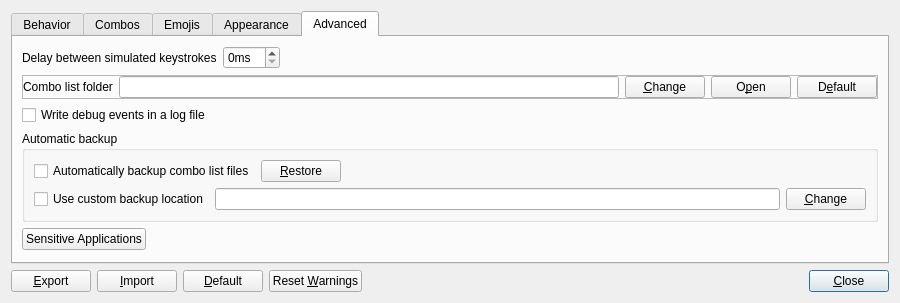
Above: Beeftext/PreferencesDialog.ui from xmichelo/Beeftext before the change. Below: the same form after it.
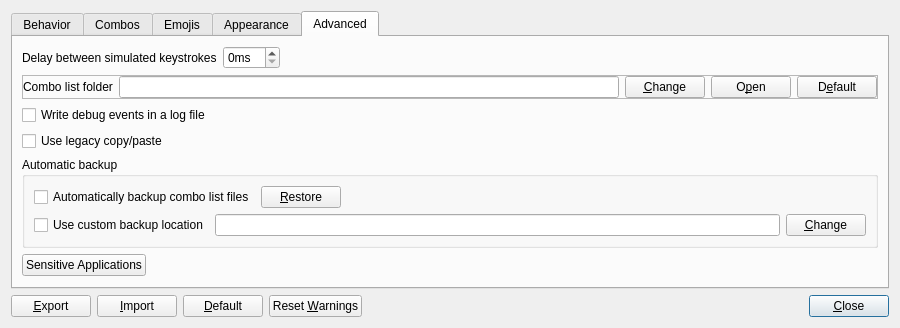
That is the form after the change.

Commit message: Added option to revert to legacy copy/paste code. Fixes #281.

Diff of the .ui file:
```diff
--- a/Beeftext/PreferencesDialog.ui
+++ b/Beeftext/PreferencesDialog.ui
@@ -7,7 +7,7 @@
     <x>0</x>
     <y>0</y>
     <width>900</width>
-    <height>303</height>
+    <height>325</height>
    </rect>
   </property>
   <property name="minimumSize">
@@ -736,6 +736,13 @@
          </property>
         </widget>
        </item>
+       <item>
+        <widget class="QCheckBox" name="checkUseLegacyCopyPaste">
+         <property name="text">
+          <string>Use legacy copy/paste</string>
+         </property>
+        </widget>
+       </item>
        <item>
         <widget class="QGroupBox" name="groupboxAutoBackup">
          <property name="title">
```
Left out of the diff: 97 changed lines with no effect on the pictures. The commit also changes 19 other files.
